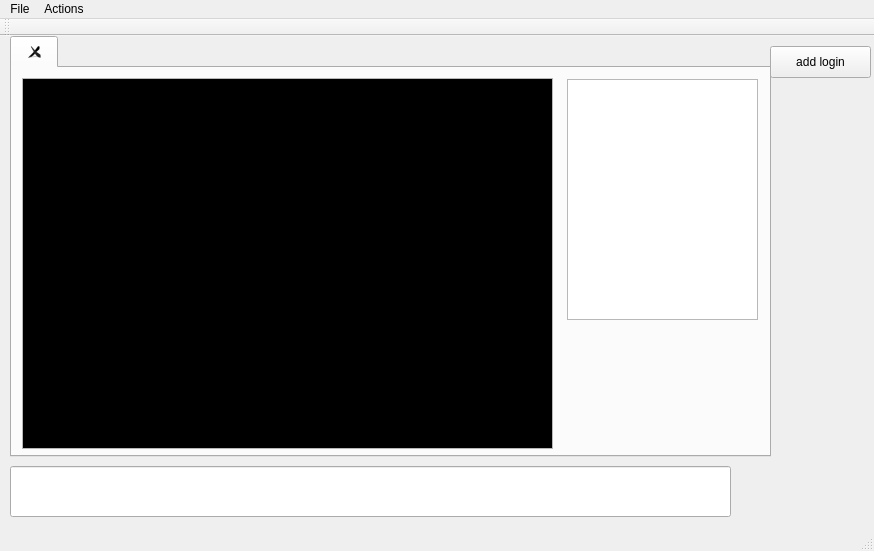
Old version of the form mainwindow.ui in the repository drgoebbels/sabot.
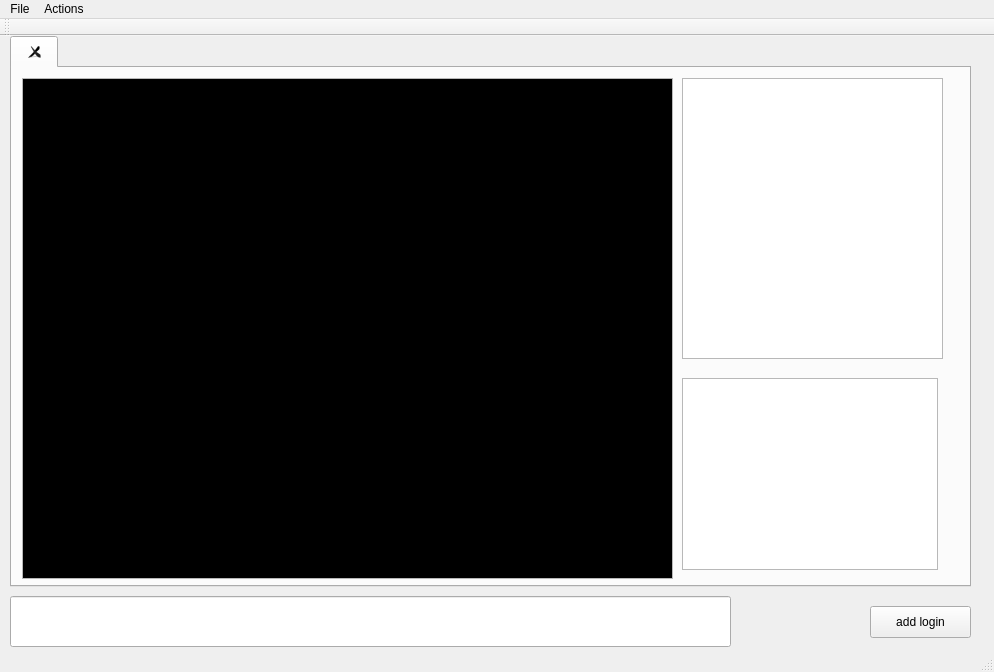
New version of the form.

Commit message: Added a game list parser.

Diff of the .ui file:
```diff
--- a/mainwindow.ui
+++ b/mainwindow.ui
@@ -6,8 +6,8 @@
    <rect>
     <x>0</x>
     <y>0</y>
-    <width>874</width>
-    <height>551</height>
+    <width>994</width>
+    <height>672</height>
    </rect>
   </property>
   <property name="windowTitle">
@@ -18,7 +18,7 @@
     <property name="geometry">
      <rect>
       <x>10</x>
-      <y>430</y>
+      <y>560</y>
       <width>721</width>
       <height>51</height>
      </rect>
@@ -30,8 +30,8 @@
    <widget class="QPushButton" name="addLogin">
     <property name="geometry">
      <rect>
-      <x>770</x>
-      <y>10</y>
+      <x>870</x>
+      <y>570</y>
       <width>101</width>
       <height>32</height>
      </rect>
@@ -45,8 +45,8 @@
      <rect>
       <x>10</x>
       <y>0</y>
-      <width>761</width>
-      <height>421</height>
+      <width>961</width>
+      <height>551</height>
      </rect>
     </property>
     <property name="currentIndex">
@@ -70,8 +70,8 @@
        <rect>
         <x>10</x>
         <y>10</y>
-        <width>531</width>
-        <height>371</height>
+        <width>651</width>
+        <height>501</height>
        </rect>
       </property>
       <property name="palette">
@@ -168,6 +168,7 @@
       <property name="font">
        <font>
         <family>Courier</family>
+        <pointsize>12</pointsize>
        </font>
       </property>
       <property name="sizeAdjustPolicy">
@@ -186,14 +187,71 @@
        <bool>true</bool>
       </property>
      </widget>
-     <widget class="QListWidget" name="userList">
+     <widget class="QTableWidget" name="userTable">
       <property name="geometry">
        <rect>
-        <x>555</x>
-        <y>11</y>
-        <width>191</width>
-        <height>241</height>
+        <x>670</x>
+        <y>10</y>
+        <width>261</width>
+        <height>281</height>
        </rect>
+      </property>
+      <property name="font">
+       <font>
+        <family>Courier</family>
+        <pointsize>10</pointsize>
+       </font>
+      </property>
+      <property name="autoFillBackground">
+       <bool>false</bool>
+      </property>
+      <property name="showGrid">
+       <bool>false</bool>
+      </property>
+      <property name="columnCount">
+       <number>2</number>
+      </property>
+      <attribute name="horizontalHeaderVisible">
+       <bool>false</bool>
+      </attribute>
+      <attribute name="horizontalHeaderCascadingSectionResizes">
+       <bool>true</bool>
+      </attribute>
+      <attribute name="horizontalHeaderDefaultSectionSize">
+       <number>129</number>
+      </attribute>
+      <attribute name="horizontalHeaderHighlightSections">
+       <bool>true</bool>
+      </attribute>
+      <attribute name="horizontalHeaderMinimumSectionSize">
+       <number>4</number>
+      </attribute>
+      <attribute name="verticalHeaderVisible">
+       <bool>false</bool>
+      </attribute>
+      <attribute name="verticalHeaderDefaultSectionSize">
+       <number>15</number>
+      </attribute>
+      <column/>
+      <column/>
+     </widget>
+     <widget class="QListWidget" name="gameList">
+      <property name="geometry">
+       <rect>
+        <x>670</x>
+        <y>310</y>
+        <width>256</width>
+        <height>192</height>
+       </rect>
+      </property>
+      <property name="font">
+       <font>
+        <family>Courier</family>
+        <pointsize>10</pointsize>
+       </font>
+      </property>
+      <property name="wordWrap">
+       <bool>true</bool>
       </property>
      </widget>
     </widget>
@@ -204,7 +262,7 @@
     <rect>
      <x>0</x>
      <y>0</y>
-     <width>874</width>
+     <width>994</width>
      <height>22</height>
     </rect>
    </property>
```
The commit also changes 4 other files.
